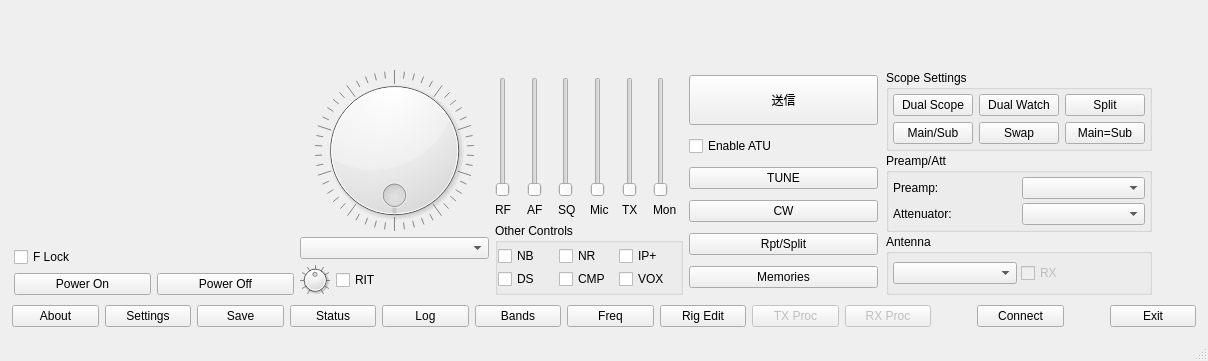
Old version of the form src/wfmain.ui in the repository kazushinjo/wfview-mac.
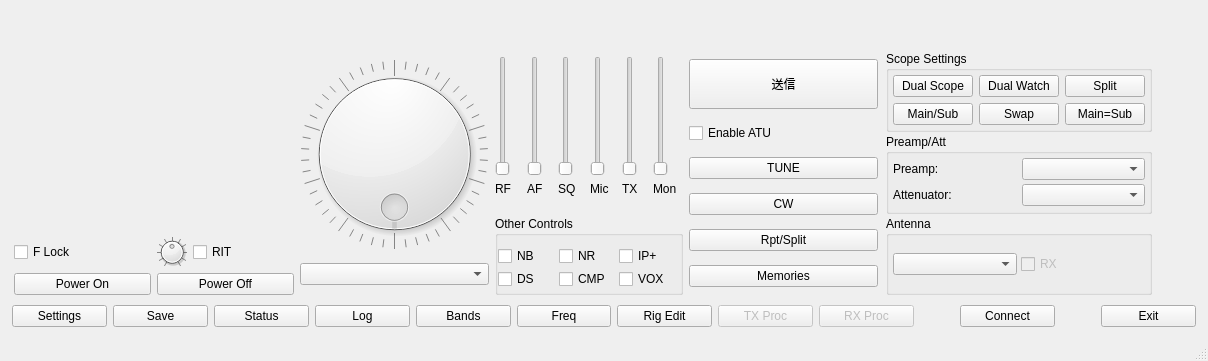
New version of the form. Custom widgets are drawn as their Qt base class.

Commit message: Improve iPad controls and overlay navigation

```diff
--- a/src/wfmain.ui
+++ b/src/wfmain.ui
@@ -181,18 +181,66 @@
             </layout>
            </item>
            <item>
-            <widget class="QCheckBox" name="tuneLockChk">
-             <property name="accessibleName">
-              <string>Frequency Lock</string>
-             </property>
-             <property name="text">
-              <string>F Lock</string>
-             </property>
-            </widget>
-           </item>
-           <item>
-            <layout class="QHBoxLayout" name="horizontalLayout_27">
-             <item>
+            <layout class="QGridLayout" name="powerControlGrid">
+             <item row="0" column="0">
+              <widget class="QCheckBox" name="tuneLockChk">
+               <property name="accessibleName">
+                <string>Frequency Lock</string>
+               </property>
+               <property name="text">
+                <string>F Lock</string>
+               </property>
+              </widget>
+             </item>
+             <item row="0" column="1">
+              <layout class="QHBoxLayout" name="horizontalLayout_25">
+               <item>
+                <widget class="QDial" name="ritTuneDial">
+                 <property name="maximumSize">
+                  <size>
+                   <width>30</width>
+                   <height>30</height>
+                  </size>
+                 </property>
+                 <property name="accessibleName">
+                  <string>R I T Dial</string>
+                 </property>
+                 <property name="minimum">
+                  <number>-500</number>
+                 </property>
+                 <property name="maximum">
+                  <number>500</number>
+                 </property>
+                 <property name="singleStep">
+                  <number>10</number>
+                 </property>
+                 <property name="pageStep">
+                  <number>50</number>
+                 </property>
+                 <property name="invertedAppearance">
+                  <bool>false</bool>
+                 </property>
+                 <property name="notchTarget">
+                  <double>10.000000000000000</double>
+                 </property>
+                 <property name="notchesVisible">
+                  <bool>true</bool>
+                 </property>
+                </widget>
+               </item>
+               <item>
+                <widget class="QCheckBox" name="ritEnableChk">
+                 <property name="accessibleName">
+                  <string>R I T Enable</string>
+                 </property>
+                 <property name="text">
+                  <string>RIT</string>
+                 </property>
+                </widget>
+               </item>
+              </layout>
+             </item>
+             <item row="1" column="0">
               <widget class="QPushButton" name="rigPowerOnBtn">
                <property name="focusPolicy">
                 <enum>Qt::NoFocus</enum>
@@ -283,54 +331,6 @@
              </property>
             </widget>
            </item>
-           <item>
-            <layout class="QHBoxLayout" name="horizontalLayout_25">
-             <item>
-              <widget class="QDial" name="ritTuneDial">
-               <property name="maximumSize">
-                <size>
-                 <width>30</width>
-                 <height>30</height>
-                </size>
-               </property>
-               <property name="accessibleName">
-                <string>R I T Dial</string>
-               </property>
-               <property name="minimum">
-                <number>-500</number>
-               </property>
-               <property name="maximum">
-                <number>500</number>
-               </property>
-               <property name="singleStep">
-                <number>10</number>
-               </property>
-               <property name="pageStep">
-                <number>50</number>
-               </property>
-               <property name="invertedAppearance">
-                <bool>false</bool>
-               </property>
-               <property name="notchTarget">
-                <double>10.000000000000000</double>
-               </property>
-               <property name="notchesVisible">
-                <bool>true</bool>
-               </property>
-              </widget>
-             </item>
-             <item>
-              <widget class="QCheckBox" name="ritEnableChk">
-               <property name="accessibleName">
-                <string>R I T Enable</string>
-               </property>
-               <property name="text">
-                <string>RIT</string>
-               </property>
-              </widget>
-             </item>
-            </layout>
-           </item>
           </layout>
          </item>
          <item>
@@ -694,6 +694,22 @@
              </item>
             </layout>
            </item>
+           <item>
+            <spacer name="otherControlsTopSpacer">
+             <property name="orientation">
+              <enum>Qt::Vertical</enum>
+             </property>
+             <property name="sizeType">
+              <enum>QSizePolicy::Fixed</enum>
+             </property>
+             <property name="sizeHint" stdset="0">
+              <size>
+               <width>20</width>
+               <height>14</height>
+              </size>
+             </property>
+            </spacer>
+           </item>
            <item>
             <widget class="QGroupBox" name="OtherControlsGrp">
              <property name="title">
@@ -707,7 +723,7 @@
                <number>0</number>
               </property>
               <property name="topMargin">
-               <number>3</number>
+               <number>10</number>
               </property>
               <property name="rightMargin">
                <number>0</number>
@@ -1211,16 +1227,6 @@
        <property name="bottomMargin">
         <number>1</number>
        </property>
-       <item>
-        <widget class="QPushButton" name="aboutBtn">
-         <property name="focusPolicy">
-          <enum>Qt::NoFocus</enum>
-         </property>
-         <property name="text">
-          <string>About</string>
-         </property>
-        </widget>
-       </item>
        <item>
         <widget class="QPushButton" name="showSettingsBtn">
          <property name="focusPolicy">
```
Left out of the diff: 2 changed lines with no effect on the pictures. The commit also changes 8 other files.
